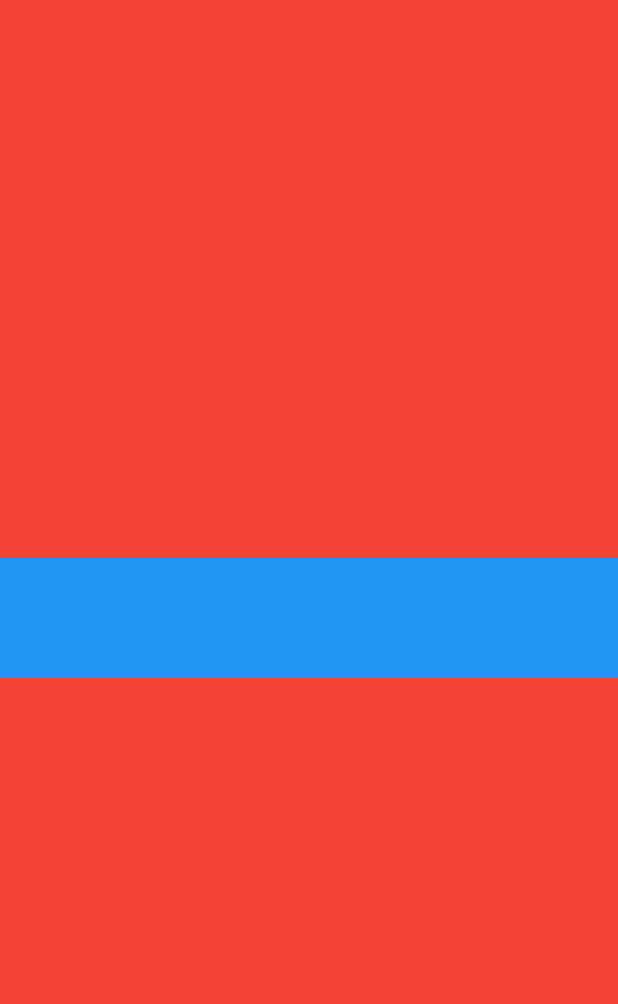
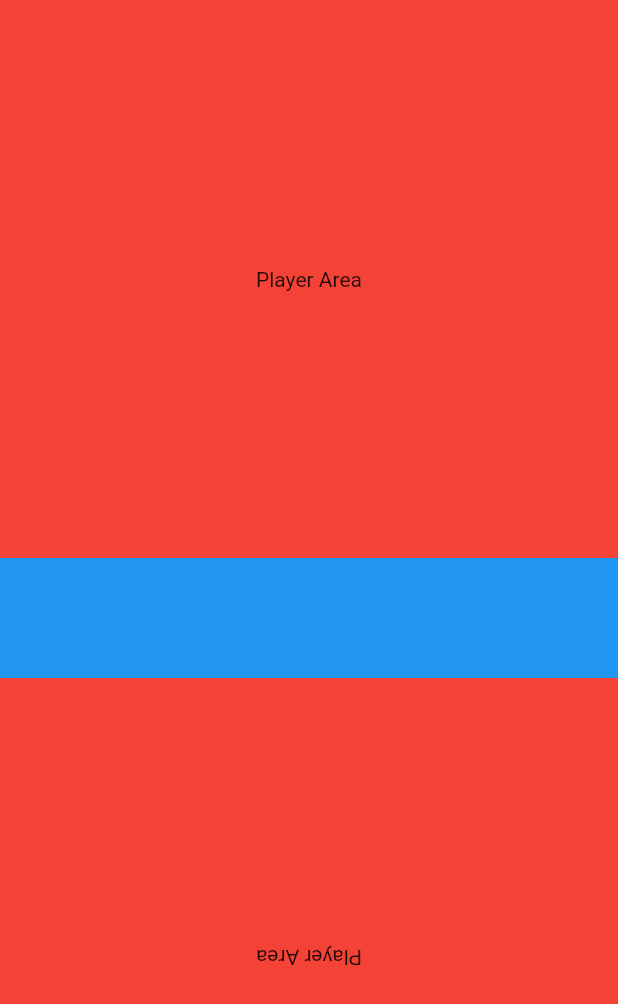
Before and after one commit to Goddchen/ChessTimer, a Flutter app: the screen it shows after launch, on a phone screen of 412 x 824 dp. Shown: the top 1004 px of the screen. Run offline on Flutter 3.47's test engine with Material 2 defaults, Android fonts, the phone set to English and light mode, and no system bars.

Commit message:
fix theme and rotate bottom area

```diff
--- a/chess_timer/lib/main.dart
+++ b/chess_timer/lib/main.dart
@@ -1,6 +1,7 @@
 import 'package:flutter/material.dart';
 import 'players_area.dart';
 import 'middle_area.dart';
+import 'dart:math';
 
 void main() => runApp(MyApp());
 
@@ -13,6 +14,7 @@ class MyApp extends StatelessWidget {
           primarySwatch: Colors.blue,
         ),
         home: SafeArea(
+          child: Material(
             child: Container(
               color: Colors.red,
               child: Column(
@@ -22,9 +24,13 @@ class MyApp extends StatelessWidget {
                   ),
                   MiddleArea(),
                   Expanded(
+                    child: Transform.rotate(
+                      angle: pi,
                       child: PlayersArea(),
+                    ),
                   )
                 ],
+              ),
             ),
           ),
         ));
--- a/chess_timer/lib/players_area.dart
+++ b/chess_timer/lib/players_area.dart
@@ -10,6 +10,8 @@ class _PlayerState extends State<PlayersArea> {
   Widget build(BuildContext context) {
     return Container(
       color: Colors.red,
+      alignment: Alignment.center,
+      child: Text('Player Area'),
     );
   }
 }
```
Lines whose indentation alone changed are shown as unchanged.
